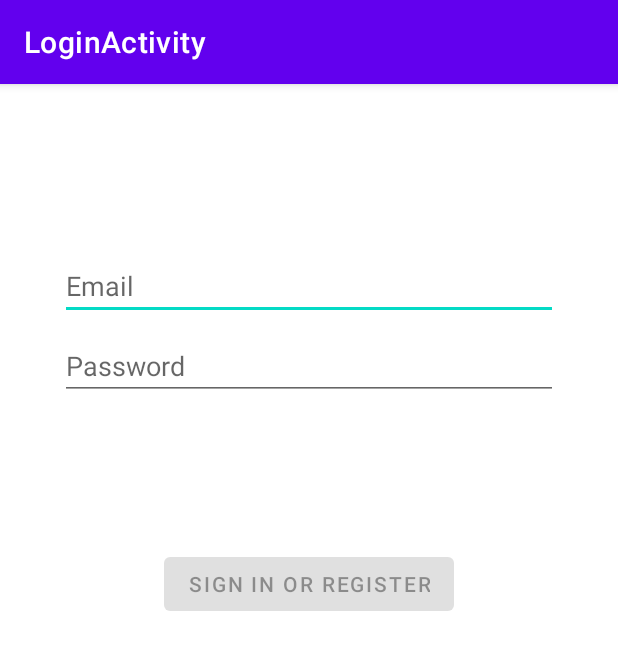
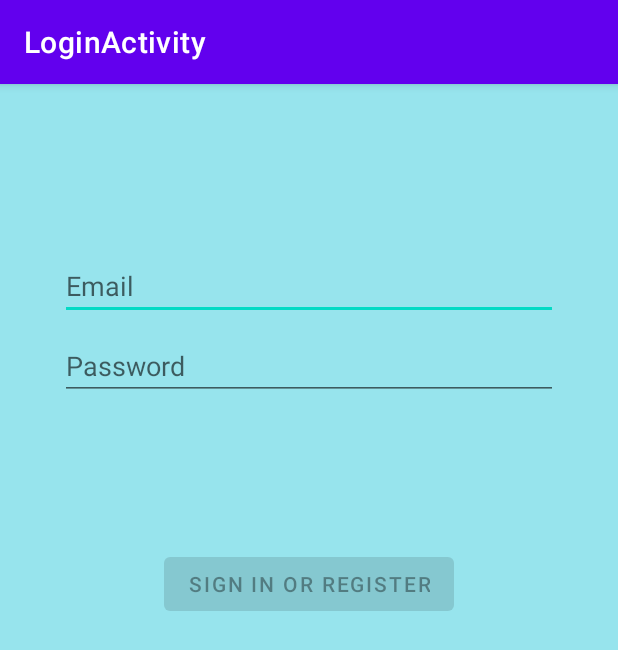
Before and after one commit to Stahre95/GithubTest, an Android app: the LoginActivity screen opened directly, with no data from a screen before it, on a phone screen of 412 x 824 dp. Shown: the top 650 px of the screen. Run offline under Robolectric (Android 15) with nearby library versions, the phone set to English and light mode, and no system bars.

Commit message:
Changed backgound colour in LoginActivity. // JJ

```diff
--- a/app/src/main/res/layout/activity_login.xml
+++ b/app/src/main/res/layout/activity_login.xml
@@ -5,6 +5,7 @@
     android:id="@+id/container"
     android:layout_width="match_parent"
     android:layout_height="match_parent"
+    android:background="#6800BCD4"
     android:paddingLeft="@dimen/activity_horizontal_margin"
     android:paddingTop="@dimen/activity_vertical_margin"
     android:paddingRight="@dimen/activity_horizontal_margin"
```
